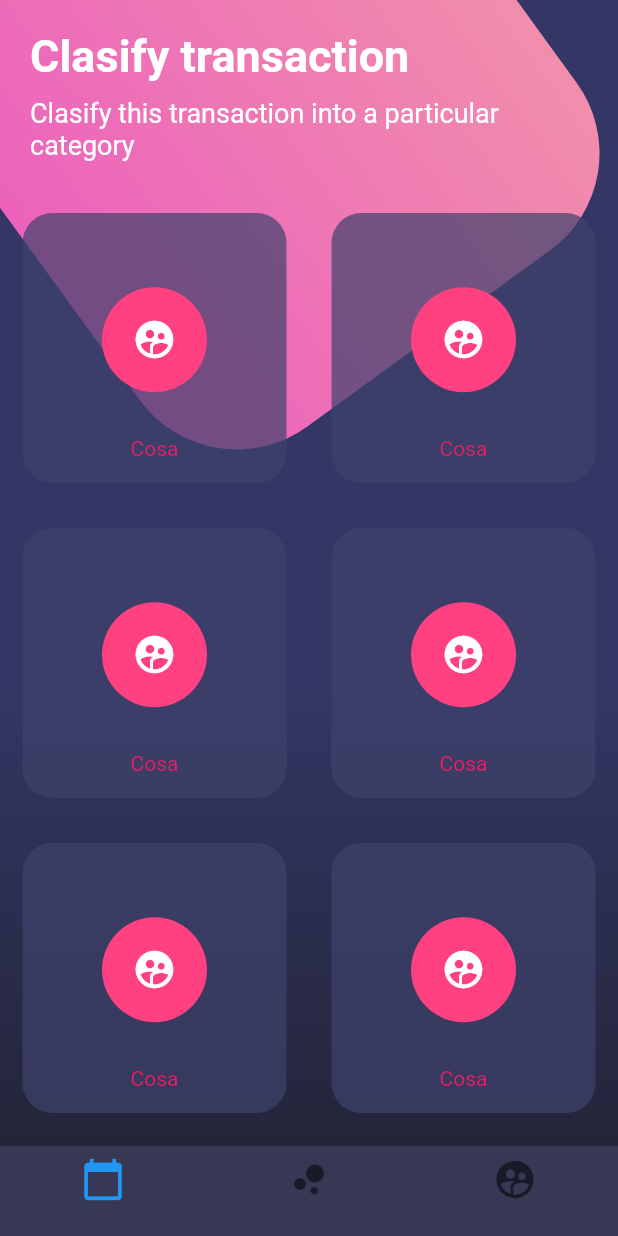
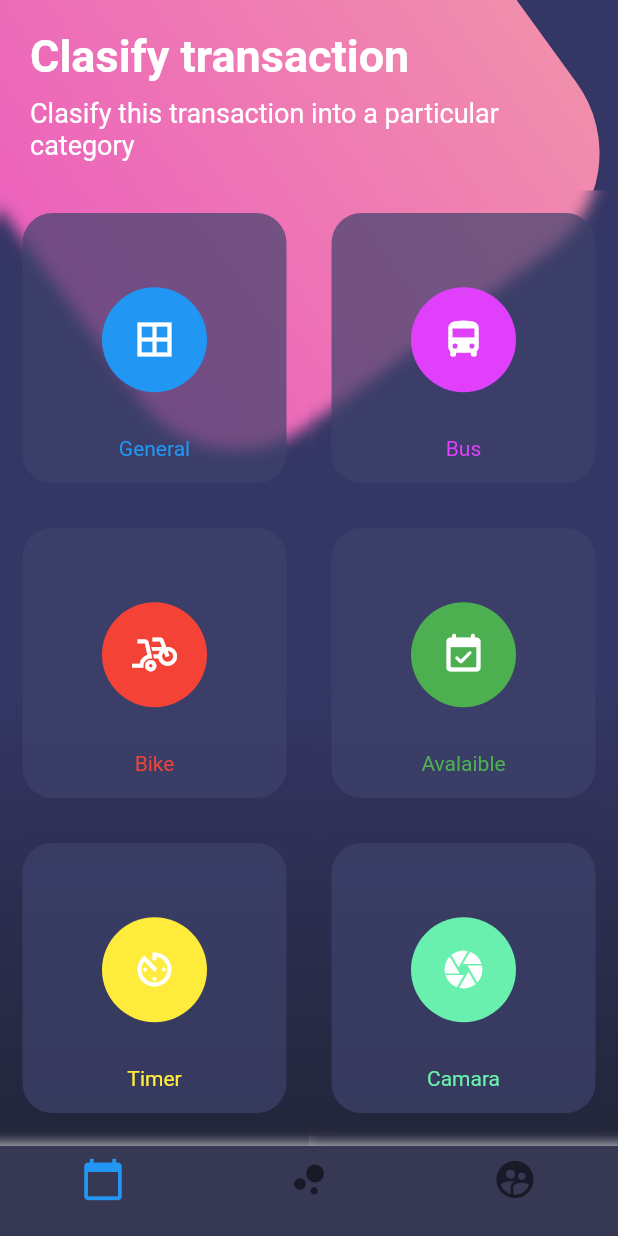
Before and after one commit to efraindrummer/Flutter-Desing-App, a Flutter app: the screen it shows after launch, on a phone screen of 412 x 824 dp. Run offline on Flutter 3.47's test engine with Material 2 defaults, Android fonts, the phone set to English and light mode, and no system bars.

Commit message:
app-terminada

```diff
--- a/lib/src/pages/botones_page.dart
+++ b/lib/src/pages/botones_page.dart
@@ -1,4 +1,5 @@
 import 'dart:math';
+import 'dart:ui';
 
 import 'package:flutter/material.dart';
 
@@ -119,34 +120,38 @@ class BotonesPage extends StatelessWidget {
       children: [
         TableRow(
           children: [
-            _crearBotonRedondeado(),
-            _crearBotonRedondeado(),
+            _crearBotonRedondeado(Colors.blue, Icons.border_all, 'General'),
+            _crearBotonRedondeado(Colors.purpleAccent, Icons.directions_bus, 'Bus'),
           ]
         ),
         TableRow(
           children: [
-            _crearBotonRedondeado(),
-            _crearBotonRedondeado(),
+            _crearBotonRedondeado(Colors.red, Icons.bike_scooter, 'Bike'),
+            _crearBotonRedondeado(Colors.green, Icons.event_available_rounded, 'Avalaible'),
           ]
         ),
         TableRow(
           children: [
-            _crearBotonRedondeado(),
-            _crearBotonRedondeado(),
+            _crearBotonRedondeado(Colors.yellow, Icons.av_timer_sharp, 'Timer'),
+            _crearBotonRedondeado(Colors.greenAccent, Icons.camera, 'Camara'),
           ]
         ),
         TableRow(
           children: [
-            _crearBotonRedondeado(),
-            _crearBotonRedondeado(),
+            _crearBotonRedondeado(Colors.pink, Icons.room_service, 'Room Service'),
+            _crearBotonRedondeado(Colors.blue, Icons.hotel, 'Hotels'),
           ]
         )
       ],
     );
   }
 
-  Widget _crearBotonRedondeado(){
-    return Container(
+  Widget _crearBotonRedondeado(Color color, IconData icono, String texto){
+
+    return ClipRRect(
+      child: BackdropFilter(
+        filter: ImageFilter.blur(sigmaX: 5.0, sigmaY: 5.0),
+        child: Container(
           height: 180.0,
           margin: EdgeInsets.all(15.0),
           decoration: BoxDecoration(
@@ -158,13 +163,15 @@ class BotonesPage extends StatelessWidget {
             children: <Widget>[
               SizedBox(height: 5.0,),
               CircleAvatar(
-            backgroundColor: Colors.pinkAccent,
+                backgroundColor: color,
                 radius: 35.0,
-            child: Icon(Icons.supervised_user_circle, color: Colors.white, size: 30.0),
+                child: Icon(icono, color: Colors.white, size: 30.0),
               ),
-          Text('Cosa', style: TextStyle(color: Colors.pink),)
+              Text(texto  , style: TextStyle(color: color),)
             ],
           ),
+        ),
+      )
     );
   }
 }
```
Lines whose indentation alone changed are shown as unchanged.
